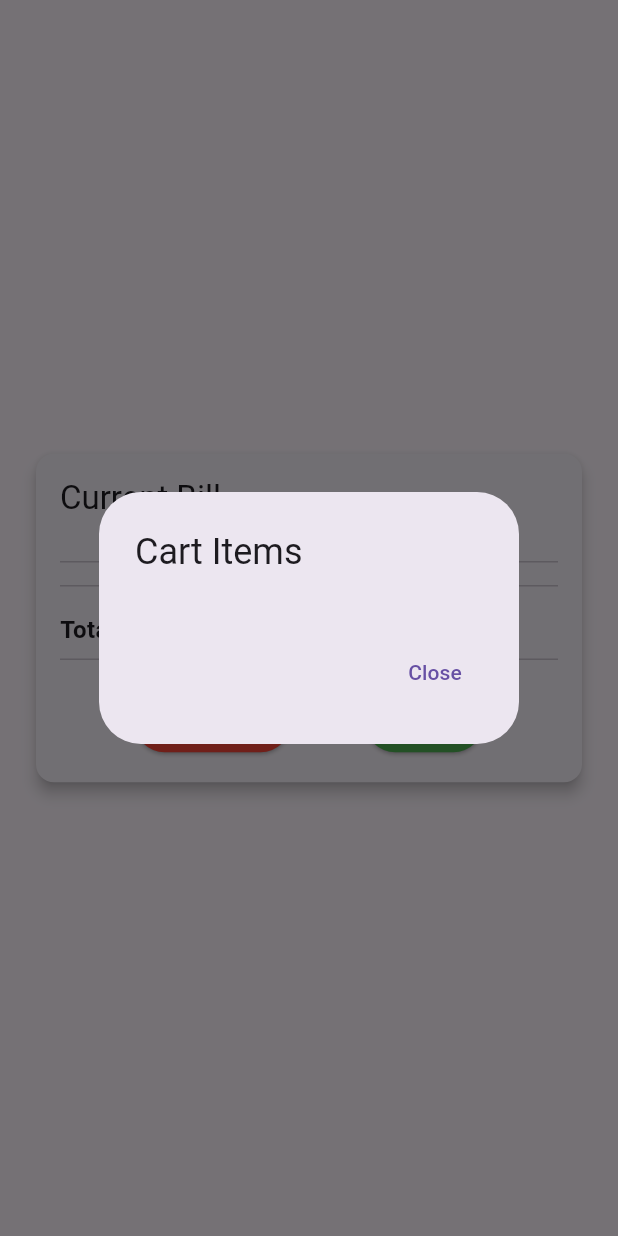
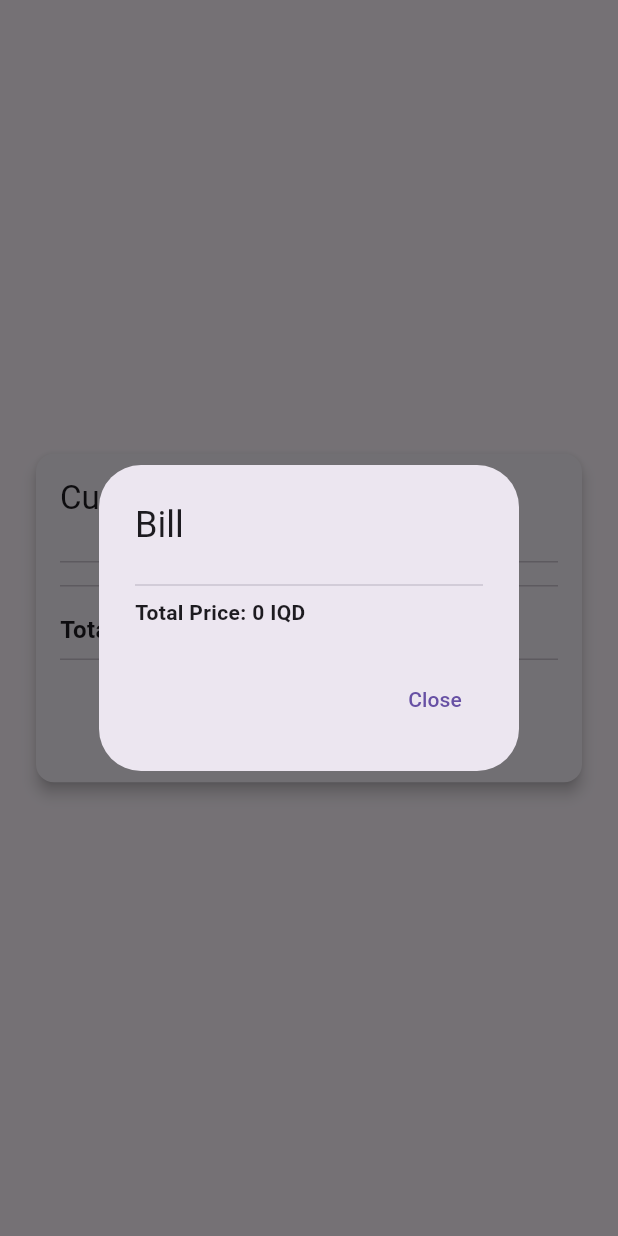
Before and after one commit to Weebester/Pharmacy-Management-System-Mobile, a Flutter app: the SellPage widget shown alone on an empty page, opened directly, after a tap on "Sell", on a phone screen of 412 x 824 dp. Run offline on Flutter 3.47's test engine with Material 3 defaults, Android fonts, the phone set to English and light mode, and no system bars; our stand-ins replace dio, firebase_auth, firebase_core, flutter_secure_storage, infinite_scroll_pagination, jwt_decoder and 1 more; accounts and stored records are empty; network calls fail.

Commit message:
more organization

```diff
--- a/lib/Bill.dart
+++ b/lib/Bill.dart
@@ -22,7 +22,7 @@ class BillState with ChangeNotifier {
     }
   }
 
-  void clearCart() {
+  void clearBill() {
     _cartItems.clear();
     notifyListeners();
   }
--- a/lib/sell_page.dart
+++ b/lib/sell_page.dart
@@ -32,7 +32,7 @@ class SellPage extends StatelessWidget {
                         final item = currentBill.cartItems[index];
                         return ListTile(
                           title: Text(item.name),
-                          subtitle: Text("Price:${item.price}IQD"),
+                          subtitle: Text("Price:${item.price} IQD"),
                           onTap: () {
                             currentBill.removeItem(index);
                           },
@@ -45,7 +45,7 @@ class SellPage extends StatelessWidget {
 
                     // Total Price Calculation
                     Text(
-                      "Total Price: \$${currentBill.totalPrice}",
+                      "Total Price: ${currentBill.totalPrice} IQD",
                       style: const TextStyle(
                         fontSize: 16,
                         fontWeight: FontWeight.bold,
@@ -58,7 +58,7 @@ class SellPage extends StatelessWidget {
                       children: [
                         ElevatedButton(
                           onPressed: () {
-                            currentBill.clearCart(); // Clear cart on cancel
+                            currentBill.clearBill(); // Clear cart on cancel
                           },
                           style: ElevatedButton.styleFrom(
                             backgroundColor: Colors.red,
@@ -79,18 +79,26 @@ class SellPage extends StatelessWidget {
                               context: context,
                               builder: (BuildContext context) {
                                 return AlertDialog(
-                                  title: Text("Cart Items"),
+                                  title: Text("Bill"),
                                   content: SingleChildScrollView(
                                     child: Column(
                                       crossAxisAlignment: CrossAxisAlignment.start,
-                                      children: currentBill.cartItems.map<Widget>((item) {
-                                        return Text(item.toString());
-                                      }).toList(),
+                                      children: [
+                                        ...currentBill.cartItems.map<Widget>((item) {
+                                          return Text("${item.name}: ${item.price} IQD\n${item.expDate}");
+                                        }),
+                                        const Divider(),
+                                        Text(
+                                          "Total Price: ${currentBill.totalPrice} IQD",
+                                          style: const TextStyle(fontWeight: FontWeight.bold),
+                                        ),
+                                      ],
                                     ),
                                   ),
                                   actions: <Widget>[
                                     TextButton(
                                       onPressed: () {
+                                        currentBill.clearBill();
                                         Navigator.of(context).pop();
                                       },
                                       child: Text("Close"),
--- a/lib/stock_card.dart
+++ b/lib/stock_card.dart
@@ -1,6 +1,5 @@
 import 'package:flutter/material.dart';
 import 'package:mypharmacy/Bill.dart';
-
 import 'item_details_page.dart';
 import 'api_call_manager.dart';
 
```
Also changed, not shown: lib/med_details_page.dart (+64 -3 lines).
